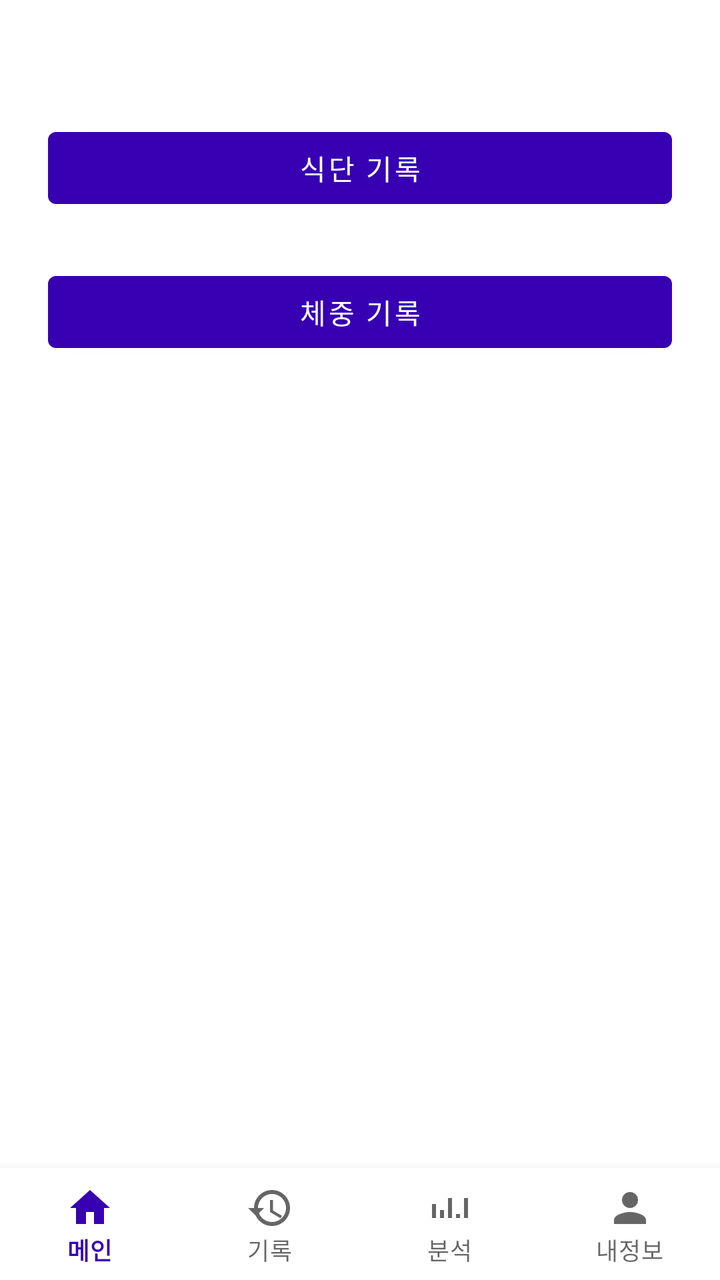
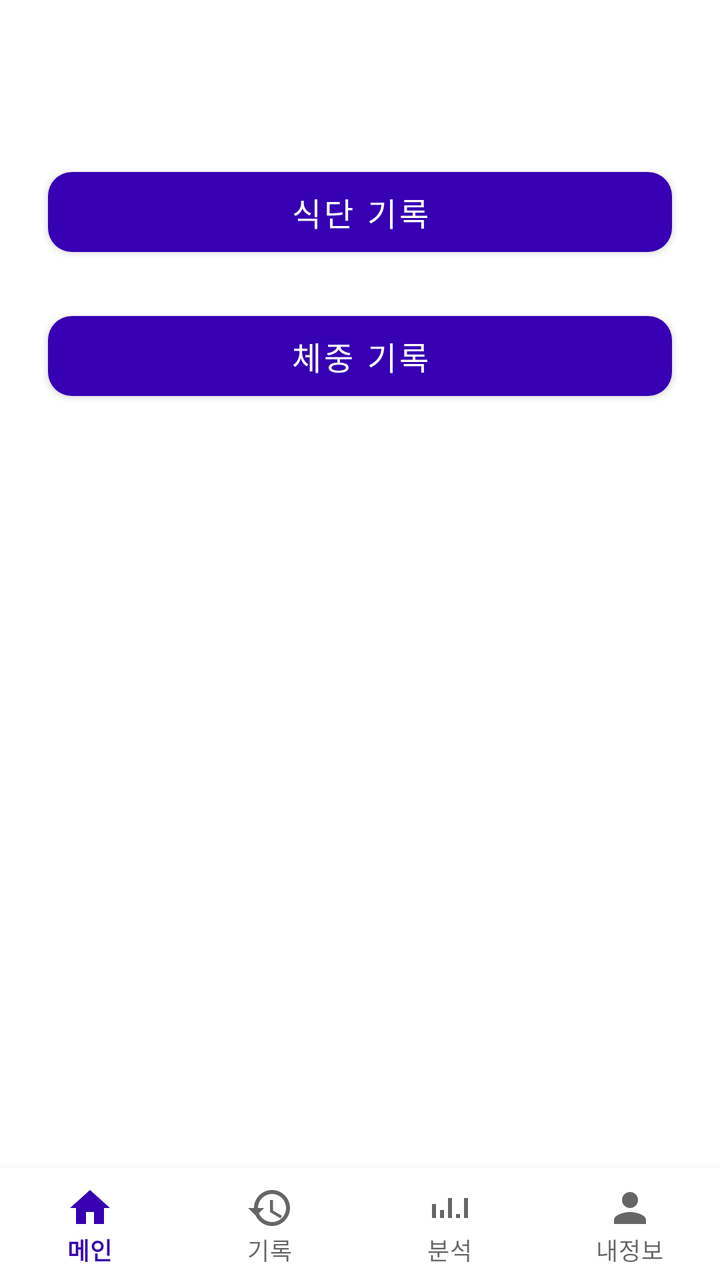

Compare the two renders of this Android layout. The source of the first and the diff that turns it into the second are given below.
<!-- AndroidManifest.xml: application theme Theme.GJGN -->
<!-- res/layout/activity_record_select.xml -->
<?xml version="1.0" encoding="utf-8"?>
<androidx.constraintlayout.widget.ConstraintLayout
    xmlns:android="http://schemas.android.com/apk/res/android"
    xmlns:app="http://schemas.android.com/apk/res-auto"
    android:layout_width="match_parent"
    android:layout_height="match_parent">

    <Button
        android:id="@+id/btnMealRecord"
        android:layout_width="0dp"
        android:layout_height="wrap_content"
        android:text="식단 기록"
        android:layout_marginStart="24dp"
        android:layout_marginEnd="24dp"
        android:layout_marginTop="60dp"
        app:layout_constraintTop_toTopOf="parent"
        app:layout_constraintStart_toStartOf="parent"
        app:layout_constraintEnd_toEndOf="parent" />

    <Button
        android:id="@+id/btnWeightRecord"
        android:layout_width="0dp"
        android:layout_height="wrap_content"
        android:text="체중 기록"
        android:layout_marginStart="24dp"
        android:layout_marginEnd="24dp"
        android:layout_marginTop="24dp"
        app:layout_constraintTop_toBottomOf="@id/btnMealRecord"
        app:layout_constraintStart_toStartOf="parent"
        app:layout_constraintEnd_toEndOf="parent" />

    
    <com.google.android.material.bottomnavigation.BottomNavigationView
        android:id="@+id/bottomNavigationView"
        android:layout_width="0dp"
        android:layout_height="wrap_content"
        app:menu="@menu/bottom_nav_menu"
        app:labelVisibilityMode="labeled"
        app:layout_constraintBottom_toBottomOf="parent"
        app:layout_constraintStart_toStartOf="parent"
        app:layout_constraintEnd_toEndOf="parent" />

</androidx.constraintlayout.widget.ConstraintLayout>
<!-- resources referenced by this layout -->
<resources>
  <style name="Theme.GJGN" parent="Theme.MaterialComponents.DayNight.NoActionBar">
          
          <item name="colorPrimary">@color/purple_700</item>
          <item name="colorPrimaryVariant">@color/purple_700</item>
          <item name="colorOnPrimary">@android:color/white</item>
          <item name="colorSecondary">@color/teal_700</item>
          <item name="android:windowMinWidthMajor">320dp</item>
          <item name="android:windowMinWidthMinor">320dp</item>
      </style>
  <color name="purple_700">#FF3700B3</color>
  <color name="teal_700">#FF018786</color>
</resources>

<!-- the commit's change to res/layout/activity_record_select.xml (unified diff, before → after) -->
@@ -5,29 +5,35 @@
     android:layout_width="match_parent"
     android:layout_height="match_parent">
 
-    <Button
+    
+    <com.google.android.material.button.MaterialButton
         android:id="@+id/btnMealRecord"
         android:layout_width="0dp"
-        android:layout_height="wrap_content"
+        android:layout_height="52dp"
         android:text="식단 기록"
+        android:textSize="16sp"
         android:layout_marginStart="24dp"
         android:layout_marginEnd="24dp"
-        android:layout_marginTop="60dp"
+        android:layout_marginTop="80dp"
+        app:cornerRadius="12dp"
         app:layout_constraintTop_toTopOf="parent"
         app:layout_constraintStart_toStartOf="parent"
-        app:layout_constraintEnd_toEndOf="parent" />
+        app:layout_constraintEnd_toEndOf="parent"/>
 
-    <Button
+    
+    <com.google.android.material.button.MaterialButton
         android:id="@+id/btnWeightRecord"
         android:layout_width="0dp"
-        android:layout_height="wrap_content"
+        android:layout_height="52dp"
         android:text="체중 기록"
+        android:textSize="16sp"
         android:layout_marginStart="24dp"
         android:layout_marginEnd="24dp"
-        android:layout_marginTop="24dp"
+        android:layout_marginTop="20dp"
+        app:cornerRadius="12dp"
         app:layout_constraintTop_toBottomOf="@id/btnMealRecord"
         app:layout_constraintStart_toStartOf="parent"
-        app:layout_constraintEnd_toEndOf="parent" />
+        app:layout_constraintEnd_toEndOf="parent"/>
 
     
     <com.google.android.material.bottomnavigation.BottomNavigationView
